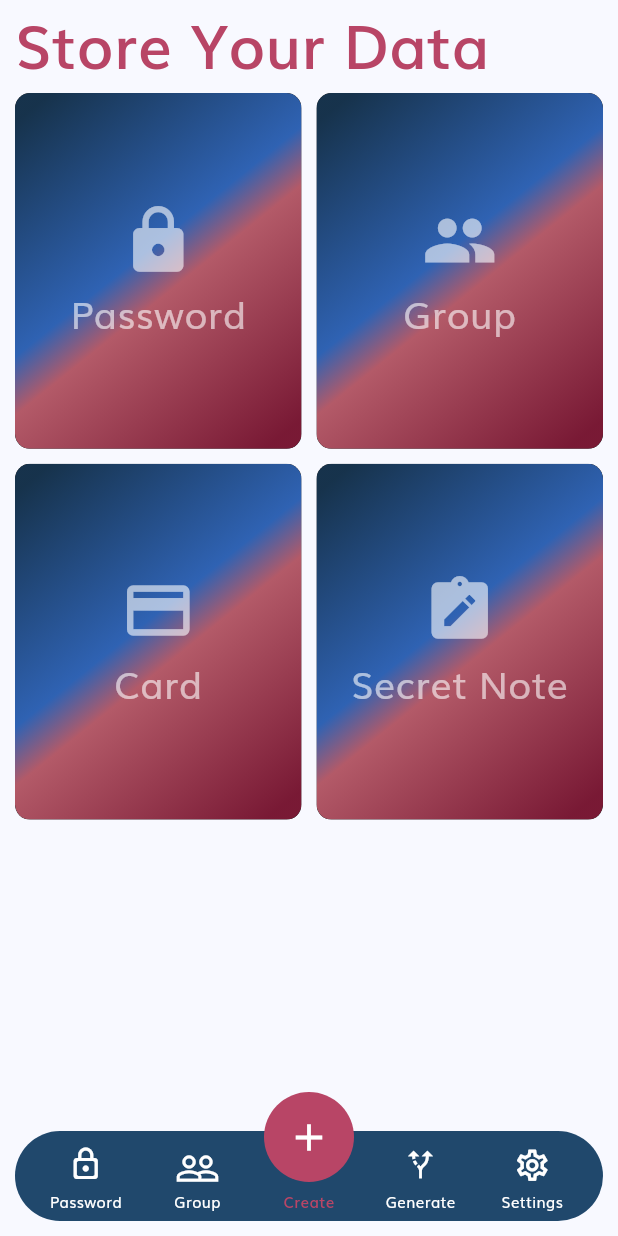
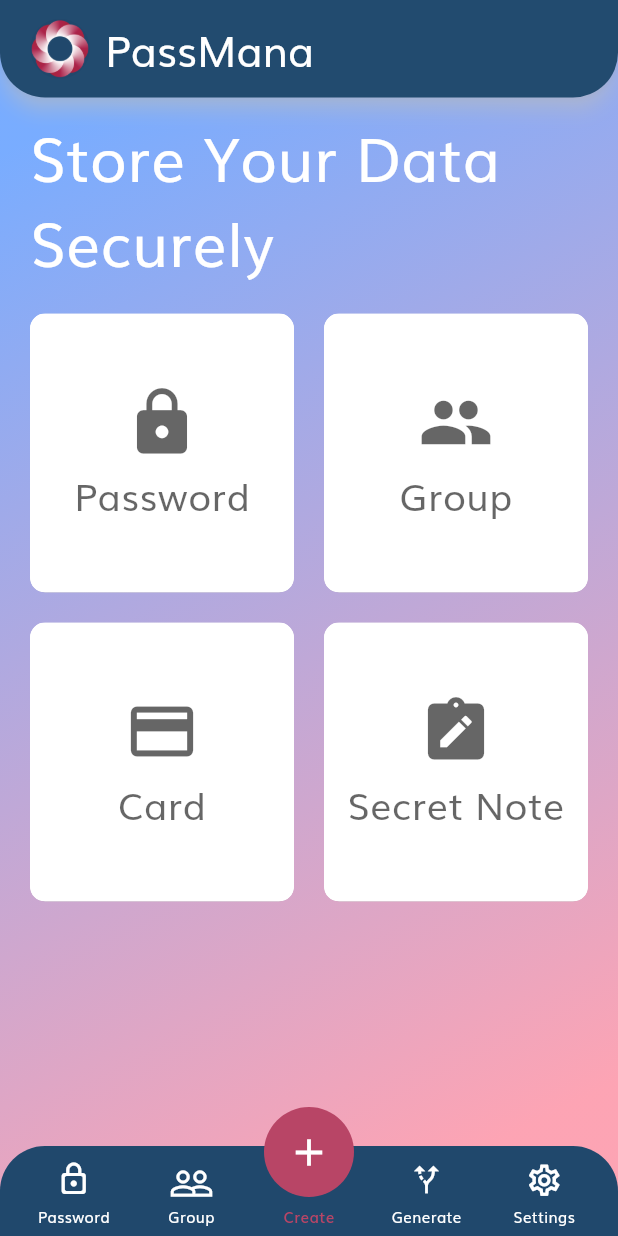
Before and after one commit to SHRIKUNJ1010/PassMana, a Flutter app: the CreateListScreen screen opened by its route, on a phone screen of 412 x 824 dp. Run offline on Flutter 3.47's test engine with Material 3 defaults, Android fonts, the phone set to English and light mode, and no system bars; our stand-ins replace flutter_redux, go_router, objectbox, redux; generated files the repository leaves out were written again.

Commit message:
- create list screen ui done  - app bar ui set  - bottom bar ui change according to appbar ui

```diff
--- a/languages/en.json
+++ b/languages/en.json
@@ -1,7 +1,8 @@
 {
+  "passmana": "PassMana",
   "change_mobile_pin": "Change Mobile Pin",
   "generate_password": "Generate Password",
-  "store_your_data": "Store Your Data",
+  "store_your_data_securely": "Store Your Data Securely",
   "card": "Card",
   "note": "Note",
   "secret_note": "Secret Note",
--- a/languages/gu.json
+++ b/languages/gu.json
@@ -1,7 +1,8 @@
 {
+  "passmana": "PassMana",
   "change_mobile_pin": "મોબાઇલ પિન બદલો",
   "generate_password": "પાસવર્ડ જનરેટ કરો",
-  "store_your_data": "Store Your Data",
+  "store_your_data_securely": "Store Your Data Securely",
   "card": "Card",
   "note": "Note",
   "secret_note": "Secret Note",
--- a/languages/hi.json
+++ b/languages/hi.json
@@ -1,7 +1,8 @@
 {
+  "passmana": "PassMana",
   "change_mobile_pin": "मोबाइल पिन बदलें",
   "generate_password": "पासवर्ड उत्पन्न करें",
-  "store_your_data": "Store Your Data",
+  "store_your_data_securely": "Store Your Data Securely",
   "card": "Card",
   "note": "Note",
   "secret_note": "Secret Note",
--- /dev/null
+++ b/lib/presentation/common/custom_app_bar.dart
@@ -0,0 +1,45 @@
+/*
+* Created by Shrikunj Patel on 12/8/2023.
+*/
+
+import 'package:flutter/material.dart';
+import 'package:passmana/utility/color.dart';
+
+class CustomAppBar extends StatelessWidget implements PreferredSizeWidget {
+  final List<Widget> centerWidgetsList;
+  final Widget? leadingWidget;
+  final List<Widget>? actions;
+
+  const CustomAppBar({
+    super.key,
+    required this.centerWidgetsList,
+    this.leadingWidget,
+    this.actions,
+  });
+
+  @override
+  Size get preferredSize => const Size.fromHeight(65);
+
+  @override
+  Widget build(BuildContext context) {
+    return AppBar(
+      backgroundColor: AppColors.primaryColor,
+      shadowColor: AppColors.mWhite,
+      shape: const RoundedRectangleBorder(
+        borderRadius: BorderRadius.vertical(
+          bottom: Radius.circular(30),
+        ),
+      ),
+      elevation: 5,
+      toolbarHeight: preferredSize.height,
+      titleSpacing: 0,
+      centerTitle: true,
+      title: Row(
+        mainAxisSize: MainAxisSize.min,
+        children: centerWidgetsList,
+      ),
+      leading: leadingWidget,
+      actions: actions,
+    );
+  }
+}
--- a/lib/presentation/common/custom_bottom_navigation_bar.dart
+++ b/lib/presentation/common/custom_bottom_navigation_bar.dart
@@ -39,9 +39,11 @@ class _CustomBottomNavigationBarState extends State<CustomBottomNavigationBar> {
           alignment: Alignment.bottomCenter,
           child: Container(
             height: 60,
-            decoration: BoxDecoration(
+            decoration: const BoxDecoration(
               color: AppColors.primaryColor,
-              borderRadius: BorderRadius.circular(30),
+              borderRadius: BorderRadius.vertical(
+                top: Radius.circular(30),
+              ),
             ),
           ),
         ),
--- a/lib/presentation/create_list/create_list_item_widget.dart
+++ b/lib/presentation/create_list/create_list_item_widget.dart
@@ -21,31 +21,21 @@ class CreateListItemTile extends StatelessWidget {
   @override
   Widget build(BuildContext context) {
     return Padding(
-      padding: const EdgeInsets.all(5),
+      padding: const EdgeInsets.all(10),
       child: ClipRRect(
         borderRadius: BorderRadius.circular(10.0),
         child: Material(
           elevation: 5,
-          color: AppColors.mBlack,
+          color: AppColors.mWhite,
           child: InkWell(
             onTap: () {
               onTap.call();
             },
-            splashColor: AppColors.mBlack.withOpacity(0.5),
+            splashColor: AppColors.accentSecondaryColor.withOpacity(0.5),
             child: Container(
               decoration: BoxDecoration(
                 borderRadius: BorderRadius.circular(10.0),
-                gradient: LinearGradient(
-                  begin: Alignment.topLeft,
-                  end: Alignment.bottomRight,
-                  stops: const [0.05, 0.45, 0.55, 0.95],
-                  colors: [
-                    AppColors.primaryColor.withOpacity(0.7),
-                    AppColors.accentPrimaryColor.withOpacity(0.7),
-                    AppColors.accentSecondaryColor.withOpacity(0.7),
-                    AppColors.secondaryColor.withOpacity(0.7),
-                  ],
-                ),
+                color: AppColors.mWhite,
               ),
               child: Center(
                 child: Column(
@@ -55,7 +45,7 @@ class CreateListItemTile extends StatelessWidget {
                     const SizedBox(height: 5),
                     Text(
                       title,
-                      style: TextStyles.getTitleTransparentWhiteText(
+                      style: TextStyles.getTitleTransparentBlackText(
                         fontSize: 25,
                         opacity: 0.6,
                       ),
--- a/lib/presentation/create_list/create_list_screen.dart
+++ b/lib/presentation/create_list/create_list_screen.dart
@@ -6,9 +6,12 @@ import 'package:flutter/material.dart';
 import 'package:flutter_redux/flutter_redux.dart';
 import 'package:passmana/domain_redux/app_state.dart';
 import 'package:passmana/localization/app_localization.dart';
+import 'package:passmana/presentation/common/custom_app_bar.dart';
 import 'package:passmana/presentation/create_list/create_list_item_widget.dart';
 import 'package:passmana/presentation/create_list/create_list_view_model.dart';
+import 'package:passmana/utility/assets_utility/assets_paths.dart';
 import 'package:passmana/utility/color.dart';
+import 'package:passmana/utility/constants.dart';
 import 'package:passmana/utility/text_utility/text_styles.dart';
 
 class CreateListScreen extends StatelessWidget {
@@ -20,22 +23,56 @@ class CreateListScreen extends StatelessWidget {
       converter: CreateListViewModel.fromStore,
       builder: (BuildContext context, CreateListViewModel vm) {
         final double height = MediaQuery.of(context).size.height;
-        return Scaffold(
+        return Container(
+          decoration: BoxDecoration(
+            gradient: LinearGradient(
+              begin: Alignment.topLeft,
+              end: Alignment.bottomRight,
+              stops: const [0.10, 0.90],
+              colors: [
+                AppColors.accentPrimaryColor.withOpacity(0.7),
+                AppColors.accentSecondaryColor.withOpacity(0.7),
+              ],
+            ),
+          ),
+          child: Scaffold(
+            backgroundColor: Colors.transparent,
+            appBar: CustomAppBar(
+              centerWidgetsList: [
+                const SizedBox(width: 20),
+                SizedBox(
+                  width: 40,
+                  child: Hero(
+                    tag: AppConstants.appLogo,
+                    child: ClipRRect(
+                      borderRadius: BorderRadius.circular(20),
+                      child: Image.asset(AppAssets.appLogoWithoutText),
+                    ),
+                  ),
+                ),
+                const SizedBox(width: 10),
+                Text(
+                  getTranslated("passmana"),
+                  style: TextStyles.getTitleWhiteText(28),
+                ),
+                const Spacer(),
+              ],
+            ),
             body: SafeArea(
               child: Column(
                 crossAxisAlignment: CrossAxisAlignment.start,
                 children: [
                   Padding(
-                  padding: const EdgeInsets.symmetric(horizontal: 10),
+                    padding: const EdgeInsets.fromLTRB(20, 10, 20, 10),
                     child: Text(
-                    getTranslated("store_your_data"),
+                      getTranslated("store_your_data_securely"),
                       softWrap: true,
-                    style: TextStyles.getTitleDarkRedText(40),
+                      style: TextStyles.getTitleWhiteText(40),
                     ),
                   ),
                   Container(
-                  height: 0.6 * height,
-                  margin: const EdgeInsets.symmetric(horizontal: 5),
+                    height: 0.5 * height,
+                    margin: const EdgeInsets.symmetric(horizontal: 10),
                     child: Column(
                       children: [
                         Expanded(
@@ -47,7 +84,7 @@ class CreateListScreen extends StatelessWidget {
                                   title: getTranslated("password"),
                                   icon: Icon(
                                     Icons.lock,
-                                  color: AppColors.mWhite.withOpacity(0.6),
+                                    color: AppColors.mBlack.withOpacity(0.6),
                                     size: 50,
                                   ),
                                 ),
@@ -58,7 +95,7 @@ class CreateListScreen extends StatelessWidget {
                                   title: getTranslated("group"),
                                   icon: Icon(
                                     Icons.people,
-                                  color: AppColors.mWhite.withOpacity(0.6),
+                                    color: AppColors.mBlack.withOpacity(0.6),
                                     size: 50,
                                   ),
                                 ),
@@ -75,7 +112,7 @@ class CreateListScreen extends StatelessWidget {
                                   title: getTranslated("card"),
                                   icon: Icon(
                                     Icons.credit_card,
-                                  color: AppColors.mWhite.withOpacity(0.6),
+                                    color: AppColors.mBlack.withOpacity(0.6),
                                     size: 50,
                                   ),
                                 ),
@@ -86,7 +123,7 @@ class CreateListScreen extends StatelessWidget {
                                   title: getTranslated("secret_note"),
                                   icon: Icon(
                                     Icons.note_alt,
-                                  color: AppColors.mWhite.withOpacity(0.6),
+                                    color: AppColors.mBlack.withOpacity(0.6),
                                     size: 50,
                                   ),
                                 ),
@@ -100,6 +137,7 @@ class CreateListScreen extends StatelessWidget {
                 ],
               ),
             ),
+          ),
         );
       },
     );
--- a/lib/presentation/navigation_bar/navigation_bar_screen.dart
+++ b/lib/presentation/navigation_bar/navigation_bar_screen.dart
@@ -31,9 +31,9 @@ class _NavigationBarScreenState extends State<NavigationBarScreen> {
             children: [
               widget.child,
               Positioned(
-                bottom: 10,
-                right: 10,
-                left: 10,
+                bottom: 0,
+                right: 0,
+                left: 0,
                 child: CustomBottomNavigationBar(
                   routeList: vm.routeList,
                   notSelectedIconWidgets: vm.notSelectedIconWidgets,
--- a/lib/utility/text_utility/text_styles.dart
+++ b/lib/utility/text_utility/text_styles.dart
@@ -39,12 +39,12 @@ class TextStyles {
         decoration: TextDecoration.none,
       );
 
-  static TextStyle? getTitleTransparentWhiteText({
+  static TextStyle? getTitleTransparentBlackText({
     required double fontSize,
     required double opacity,
   }) =>
       TextStyle(
-        color: AppColors.mWhite.withOpacity(opacity),
+        color: AppColors.mBlack.withOpacity(opacity),
         fontSize: fontSize,
         fontWeight: FontWeight.w400,
         fontFamily: FontsList.muli,
```
Lines whose indentation alone changed are shown as unchanged.
